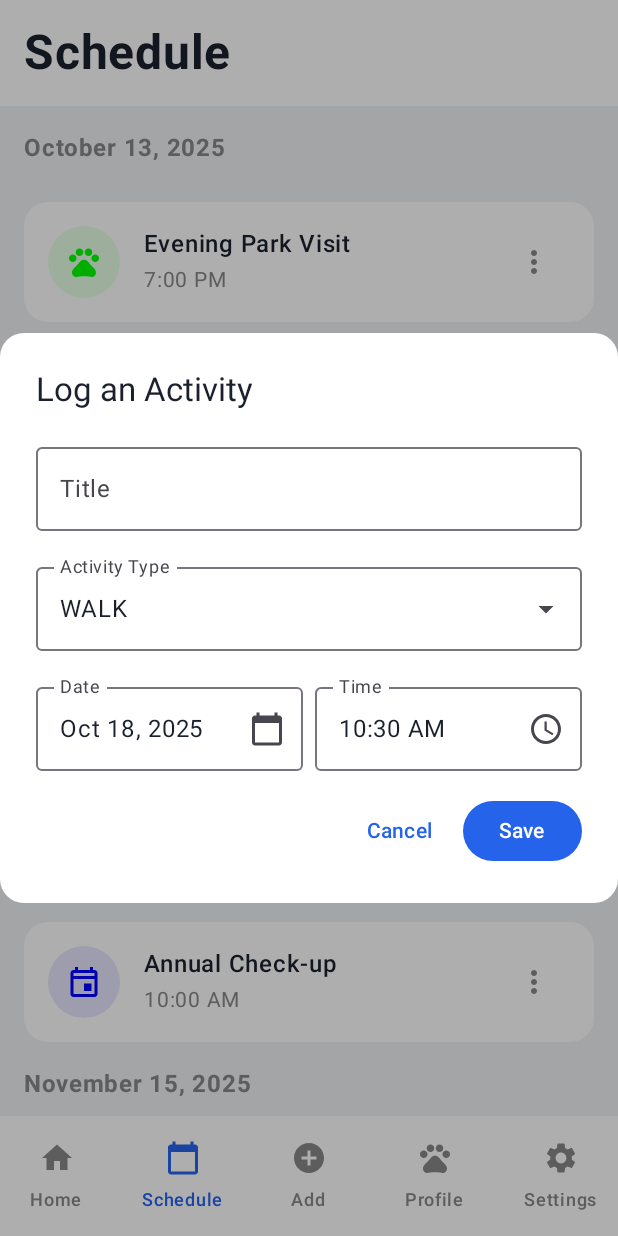
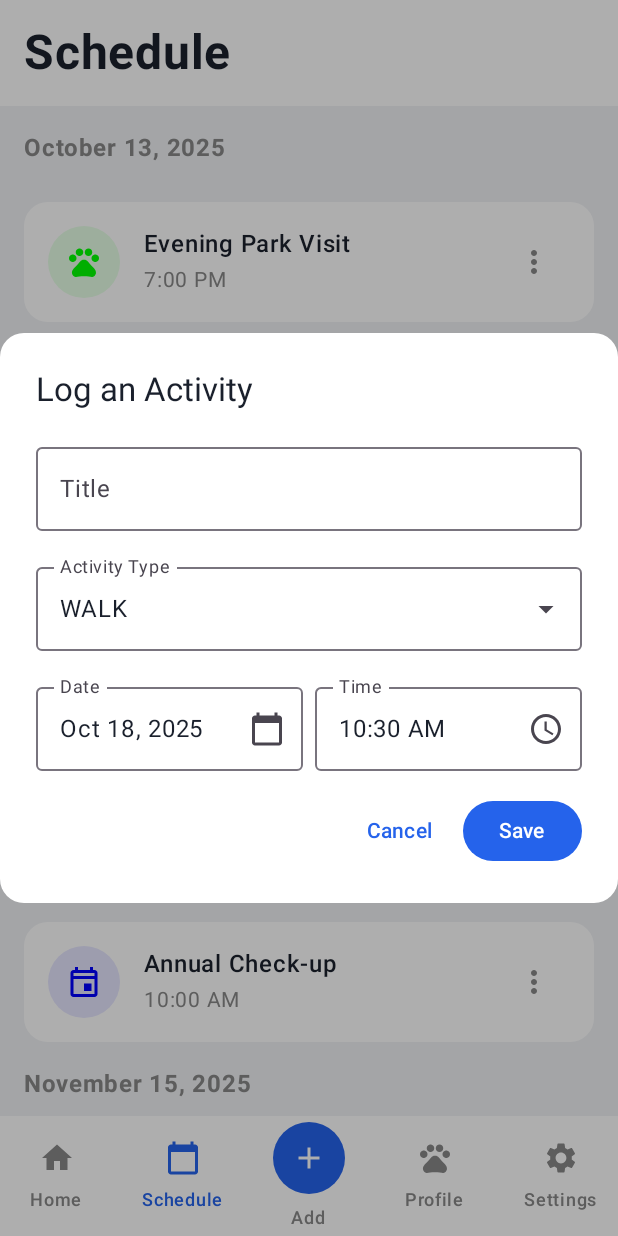
Before and after one commit to linnthantsoewai/animo, an Android app built with Jetpack Compose: the screen it shows after launch (MainActivity), item 3 of the bottom bar chosen, on a phone screen of 412 x 824 dp. Run offline under Robolectric (Android 15) with nearby library versions, the phone set to English and light mode, and no system bars.

Commit message:
Style Add button in navigation bar and refine icon
- Change the `Add` navigation icon from `AddCircle` to `Add`.
- Redesign the `Add` button in the bottom navigation bar with a circular background and primary color for better visibility and a floating action button (FAB) look.
- Remove an unnecessary comment in the `ScheduleScreen` date picker.

```diff
--- a/app/src/main/java/com/ltsw/animo/ui/navigation/Navigation.kt
+++ b/app/src/main/java/com/ltsw/animo/ui/navigation/Navigation.kt
@@ -1,7 +1,9 @@
 package com.ltsw.animo.ui.navigation
 
+import androidx.compose.foundation.background
 import androidx.compose.foundation.clickable
 import androidx.compose.foundation.layout.*
+import androidx.compose.foundation.shape.CircleShape
 import androidx.compose.foundation.shape.RoundedCornerShape
 import androidx.compose.material.icons.Icons
 import androidx.compose.material.icons.filled.*
@@ -10,6 +12,7 @@ import androidx.compose.runtime.*
 import androidx.compose.runtime.saveable.rememberSaveable
 import androidx.compose.ui.Alignment
 import androidx.compose.ui.Modifier
+import androidx.compose.ui.draw.clip
 import androidx.compose.ui.graphics.Color
 import androidx.compose.ui.graphics.vector.ImageVector
 import androidx.compose.ui.unit.dp
@@ -36,7 +39,7 @@ import java.time.format.DateTimeFormatter
 sealed class Screen(val route: String, val title: String, val icon: ImageVector) {
     object Dashboard : Screen("dashboard", "Home", Icons.Filled.Home)
     object Schedule : Screen("schedule", "Schedule", Icons.Filled.CalendarToday)
-    object Add : Screen("add", "Add", Icons.Filled.AddCircle)
+    object Add : Screen("add", "Add", Icons.Filled.Add) // Using a simple Add icon
     object Profile : Screen("profile", "Profile", Icons.Filled.Pets)
     object Settings : Screen("settings", "Settings", Icons.Filled.Settings)
 }
@@ -96,19 +99,44 @@ fun BottomNavigationBar(navController: NavController, onAddClick: () -> Unit) {
         val currentRoute = navBackStackEntry?.destination?.route
 
         items.forEach { screen ->
+            // Special case for the "Add" button to give it a unique style
+            if (screen.route == "add") {
+                // This item is just a clickable, styled icon
+                NavigationBarItem(
+                    selected = false, // The add button is never "selected"
+                    onClick = onAddClick,
+                    icon = {
+                        Box(
+                            modifier = Modifier
+                                .size(48.dp)
+                                .clip(CircleShape)
+                                .background(MaterialTheme.colorScheme.primary),
+                            contentAlignment = Alignment.Center
+                        ) {
+                            Icon(
+                                imageVector = screen.icon,
+                                contentDescription = screen.title,
+                                tint = Color.White
+                            )
+                        }
+                    },
+                    // We can provide an empty label or a styled one if desired
+                    label = { Text(screen.title, color = Color.Gray) },
+                    colors = NavigationBarItemDefaults.colors(
+                        indicatorColor = MaterialTheme.colorScheme.background
+                    )
+                )
+            } else {
+                // Standard items for navigation
                 NavigationBarItem(
                     icon = { Icon(screen.icon, contentDescription = screen.title) },
                     label = { Text(screen.title) },
-                selected = currentRoute == screen.route && screen.route != "add",
+                    selected = currentRoute == screen.route,
                     onClick = {
-                    if (screen.route != "add") {
                         navController.navigate(screen.route) {
                             popUpTo(navController.graph.startDestinationId) { saveState = true }
                             launchSingleTop = true
                             restoreState = true
-                        }
-                    } else {
-                        onAddClick()
                         }
                     },
                     colors = NavigationBarItemDefaults.colors(
@@ -119,6 +147,7 @@ fun BottomNavigationBar(navController: NavController, onAddClick: () -> Unit) {
                         indicatorColor = MaterialTheme.colorScheme.background
                     )
                 )
+            }
         }
     }
 }
@@ -198,7 +227,6 @@ private fun AddActivityDialog(onDismiss: () -> Unit, onSave: (Activity) -> Unit)
                             trailingIcon = { Icon(Icons.Default.CalendarToday, "Date Picker")},
                             modifier = Modifier.fillMaxWidth()
                         )
-                        // This invisible box covers the whole area to reliably capture clicks
                         Box(modifier = Modifier.matchParentSize().clickable { showDatePicker = true })
                     }
                     Box(modifier = Modifier.weight(1f)) {
```
Lines whose indentation alone changed are shown as unchanged.
